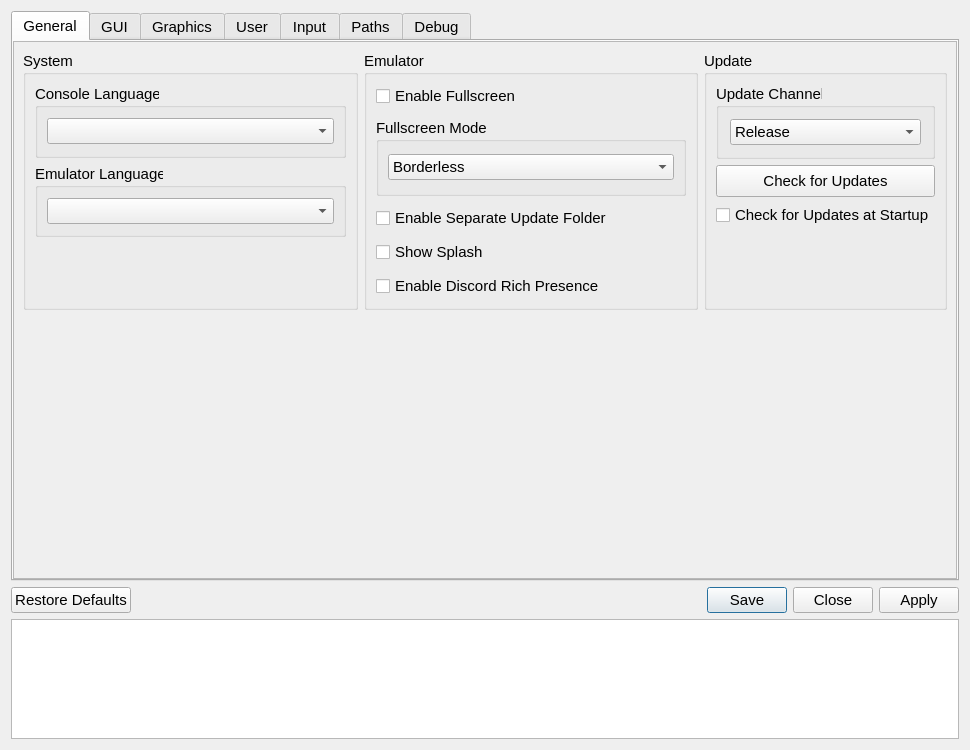
Qt form src/qt_gui/settings_dialog.ui (shadps4-emu/shadPS4) before a commit.
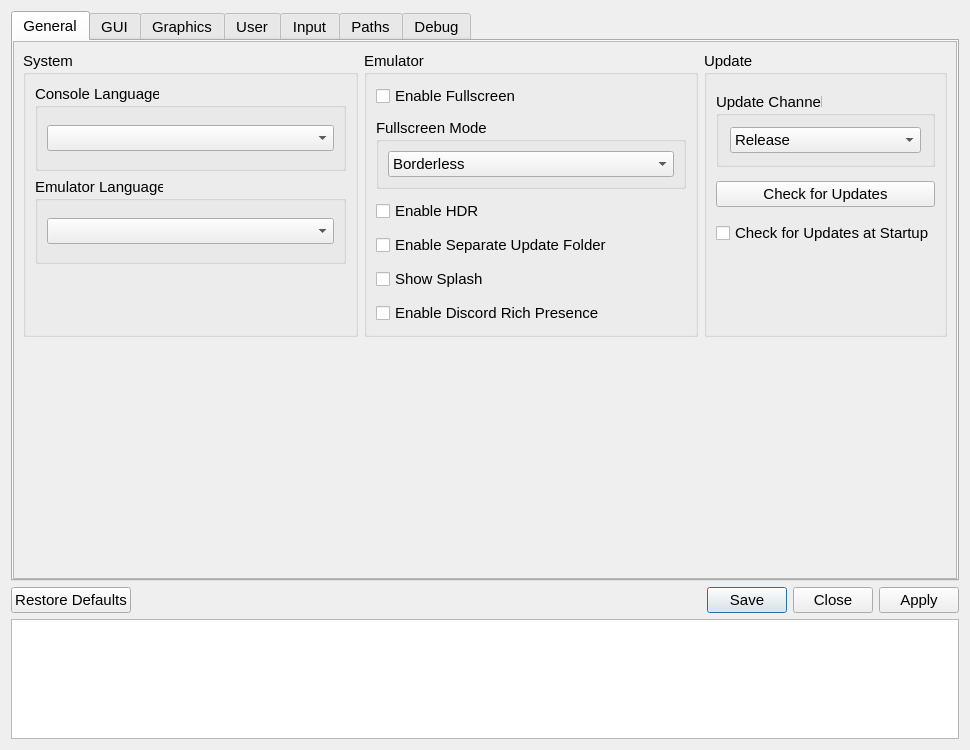
The same form after that commit. Icons and pictures are not drawn.

Commit message: Add HDR option to settings menu

Patch:
```diff
--- a/src/qt_gui/settings_dialog.ui
+++ b/src/qt_gui/settings_dialog.ui
@@ -74,7 +74,7 @@
          <x>0</x>
          <y>0</y>
          <width>946</width>
-         <height>536</height>
+         <height>535</height>
         </rect>
        </property>
        <layout class="QVBoxLayout" name="generalTabVLayout" stretch="0">
@@ -171,6 +171,13 @@
                    </layout>
                   </widget>
                  </item>
+                 <item>
+                  <widget class="QCheckBox" name="enableHDRCheckBox">
+                   <property name="text">
+                    <string>Enable HDR</string>
+                   </property>
+                  </widget>
+                 </item>
                  <item>
                   <widget class="QCheckBox" name="separateUpdatesCheckBox">
                    <property name="text">
@@ -417,7 +424,7 @@
                <item>
                 <widget class="QPushButton" name="checkUpdateButton">
                  <property name="sizePolicy">
-                  <sizepolicy hsizetype="Minimum" vsizetype="Preferred">
+                  <sizepolicy hsizetype="Minimum" vsizetype="Fixed">
                    <horstretch>0</horstretch>
                    <verstretch>0</verstretch>
                   </sizepolicy>
```
Left out of the diff: 18 changed lines with no effect on the pictures. The commit also changes 4 other files.
